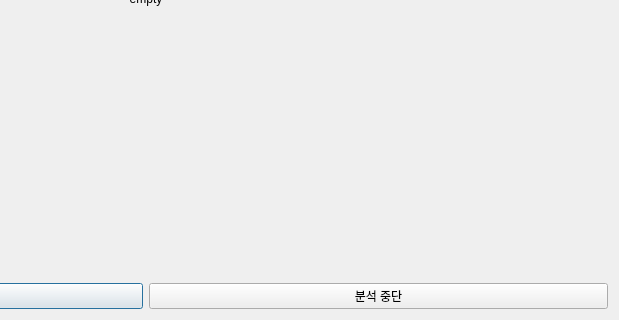
Old version of the form UI/ui/analysis.ui in the repository Adel-es/multi_covid19_cctv_analyzer; both pictures show x 327 to 946 and y 314 to 634 of the 946 by 634 pixel window.
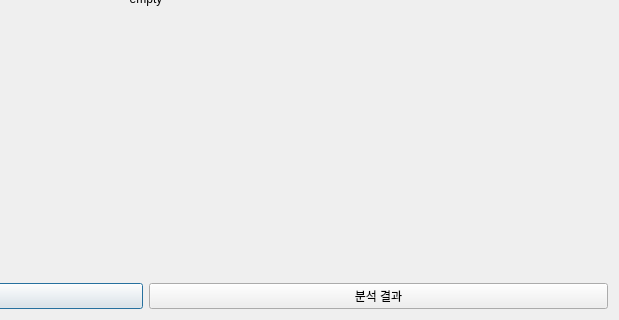
New version of the form.

Patch:
```diff
--- a/UI/ui/analysis.ui
+++ b/UI/ui/analysis.ui
@@ -54,7 +54,7 @@
      <item>
       <widget class="QPushButton" name="showRsltBtn">
        <property name="text">
-        <string>분석 중단</string>
+        <string>분석 결과</string>
        </property>
       </widget>
      </item>
```
